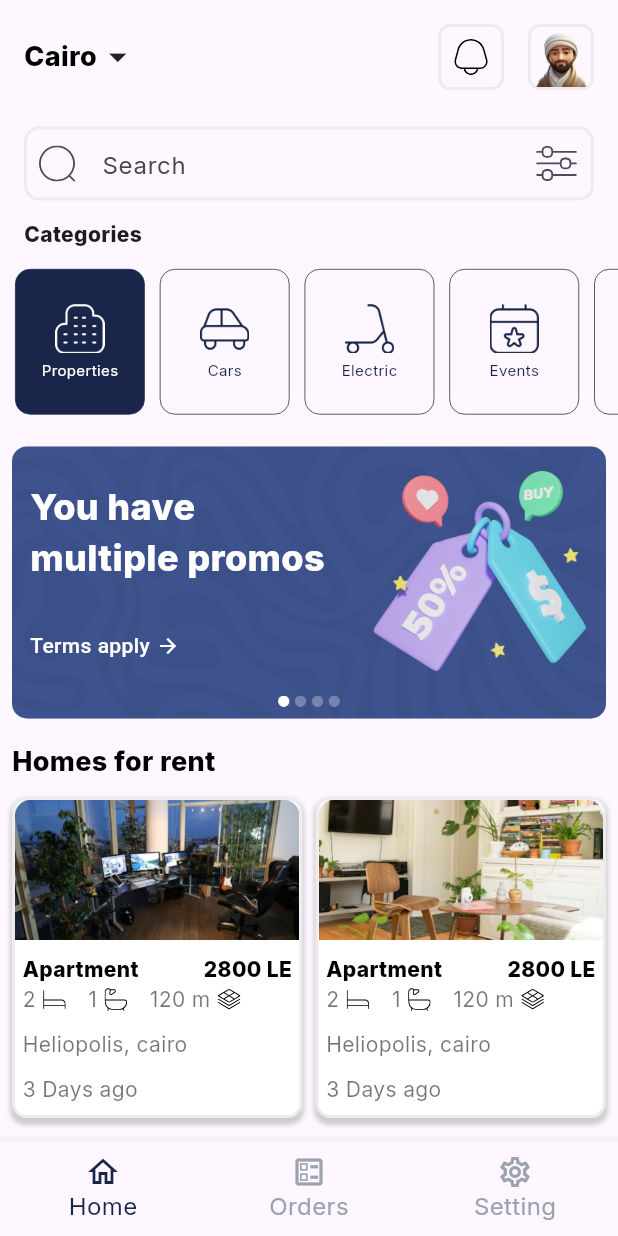
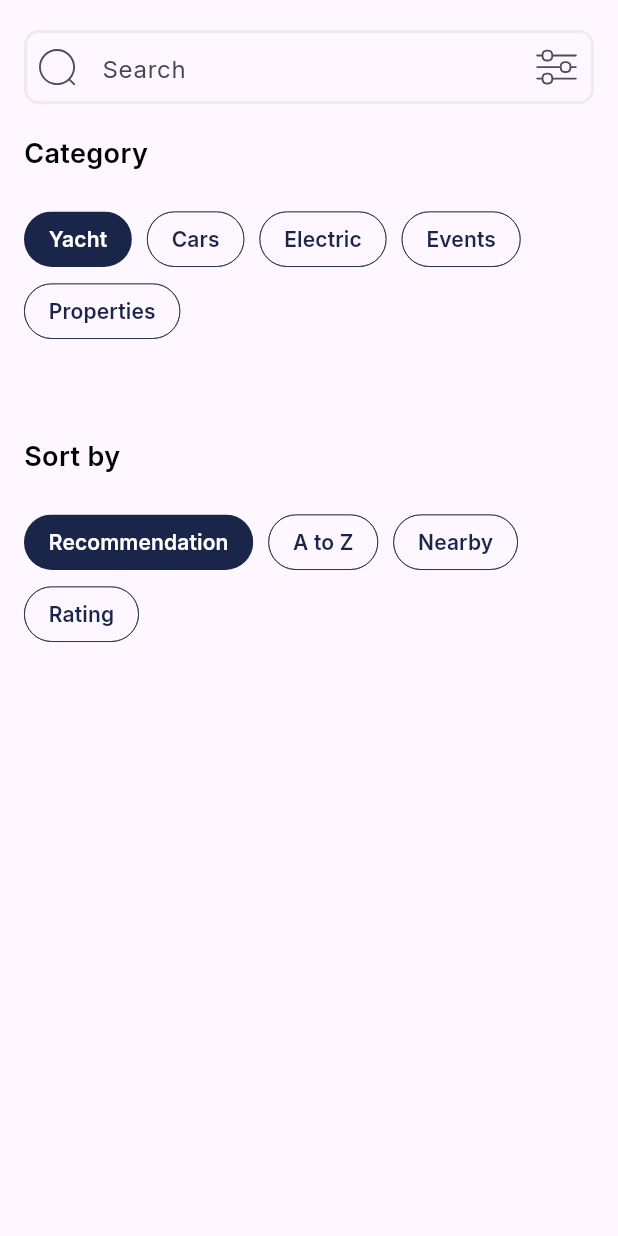
Before and after one commit to isaacmalak/crispy-booking, a Flutter app: the screen it shows after launch, on a phone screen of 412 x 824 dp. Run offline on Flutter 3.47's test engine with Material 3 defaults, Android fonts, the phone set to English and light mode, and no system bars; our stand-ins replace flutter_otp_text_field, flutter_svg, font_awesome_flutter, google_fonts.

Commit message:
Refactor components and add search functionality

```diff
--- /dev/null
+++ b/lib/components/chipChoise.dart
@@ -0,0 +1,52 @@
+import 'package:flutter/material.dart';
+
+class ChipchoiseWidget extends StatelessWidget {
+  final List categories;
+  final int selectedCategoryIndex;
+  final Function(int) onCategorySelected;
+
+  const ChipchoiseWidget({
+    super.key,
+    required this.categories,
+    required this.selectedCategoryIndex,
+    required this.onCategorySelected,
+  });
+
+  @override
+  Widget build(BuildContext context) {
+    return Wrap(
+      spacing: 10,
+      children: List<Widget>.generate(
+        categories.length,
+        (int index) {
+          return ChoiceChip(
+            showCheckmark: false, // Removes the checkmark
+            label: Text(categories[index]),
+            selected:
+                selectedCategoryIndex == index, // Check if the chip is selected
+            onSelected: (bool selected) {
+              onCategorySelected(index);
+            },
+            selectedColor: const Color(0xFF1A2649), // Color when selected
+            labelStyle: TextStyle(
+              fontWeight: FontWeight.w600,
+              color: selectedCategoryIndex == index
+                  ? Colors.white
+                  : const Color(0xFF1A2649), // Color of text
+            ),
+            shape: RoundedRectangleBorder(
+              borderRadius: BorderRadius.circular(20), // Rounded edges
+              side: BorderSide(
+                width: 0.5, // Border width
+                color: selectedCategoryIndex == index
+                    ? Colors.transparent
+                    : const Color(0xFF1A2649), // Border color when unselected
+              ),
+            ),
+            padding: const EdgeInsets.all(8.0), // Chip padding
+          );
+        },
+      ),
+    );
+  }
+}
--- /dev/null
+++ b/lib/components/searchbar.dart
@@ -0,0 +1,50 @@
+import 'package:crispy_booking/constants/assets.dart';
+import 'package:flutter/material.dart';
+import 'package:flutter_svg/svg.dart';
+
+class Searchbar extends StatelessWidget {
+  const Searchbar({super.key});
+
+  @override
+  Widget build(BuildContext context) {
+    final h = MediaQuery.of(context).size.height;
+    return Container(
+      height: h * 0.06,
+      decoration: BoxDecoration(
+        // color: const Color(0xffECECED),
+        borderRadius: BorderRadius.circular(10),
+        border: Border.all(
+          color: const Color(0xffECECED),
+          width: 2.0,
+        ),
+      ),
+      child: Row(
+        children: [
+          Padding(
+            padding: const EdgeInsets.all(8.0),
+            child: SvgPicture.asset(
+              Assets.searchIcon,
+              width: 24,
+            ),
+          ),
+          const SizedBox(width: 10),
+          const Expanded(
+            child: TextField(
+              decoration: InputDecoration(
+                border: InputBorder.none,
+                hintText: 'Search',
+              ),
+            ),
+          ),
+          Padding(
+            padding: const EdgeInsets.all(8.0),
+            child: SvgPicture.asset(
+              Assets.slider,
+              width: 30,
+            ),
+          ),
+        ],
+      ),
+    );
+  }
+}
--- a/lib/detailsScreens/view/ship_details.dart
+++ b/lib/detailsScreens/view/ship_details.dart
@@ -2,9 +2,9 @@ import 'package:crispy_booking/constants/assets.dart';
 import 'package:flutter/material.dart';
 import 'package:flutter_svg/flutter_svg.dart';
 
-import '../../widgets/back_arrow.dart';
-import '../../widgets/heart_icon.dart';
-import '../../widgets/share_icon.dart';
+import '../../components/back_arrow.dart';
+import '../../components/heart_icon.dart';
+import '../../components/share_icon.dart';
 
 class ShipDetails extends StatelessWidget {
   const ShipDetails({super.key});
--- a/lib/homeSceen/view/homeSceen.dart
+++ b/lib/homeSceen/view/homeSceen.dart
@@ -1,3 +1,4 @@
+import 'package:crispy_booking/components/searchbar.dart';
 import 'package:crispy_booking/constants/assets.dart';
 import 'package:crispy_booking/homeSceen/widgets/homeScreenWidgets.dart';
 import 'package:flutter/material.dart';
@@ -53,46 +54,9 @@ class Homesceen extends StatelessWidget {
                 ),
               ),
               SizedBox(height: h * 0.01),
-              Padding(
-                padding: const EdgeInsets.symmetric(horizontal: 16),
-                child: Container(
-                  height: h * 0.06,
-                  decoration: BoxDecoration(
-                    // color: const Color(0xffECECED),
-                    borderRadius: BorderRadius.circular(10),
-                    border: Border.all(
-                      color: const Color(0xffECECED),
-                      width: 2.0,
-                    ),
-                  ),
-                  child: Row(
-                    children: [
-                      Padding(
-                        padding: const EdgeInsets.all(8.0),
-                        child: SvgPicture.asset(
-                          Assets.searchIcon,
-                          width: 24,
-                        ),
-                      ),
-                      const SizedBox(width: 10),
-                      const Expanded(
-                        child: TextField(
-                          decoration: InputDecoration(
-                            border: InputBorder.none,
-                            hintText: 'Search',
-                          ),
-                        ),
-                      ),
-                      Padding(
-                        padding: const EdgeInsets.all(8.0),
-                        child: SvgPicture.asset(
-                          Assets.slider,
-                          width: 30,
-                        ),
-                      ),
-                    ],
-                  ),
-                ),
+              const Padding(
+                padding: EdgeInsets.symmetric(horizontal: 16, vertical: 20),
+                child: Searchbar(),
               ),
               SizedBox(height: h * 0.015),
               const Padding(
--- a/lib/main.dart
+++ b/lib/main.dart
@@ -1,5 +1,6 @@
 
 import 'package:crispy_booking/homeSceen/view/homeSceen.dart';
+import 'package:crispy_booking/searchScreen/View/searchScreen.dart';
 import 'package:flutter/material.dart';
 import 'package:google_fonts/google_fonts.dart';
 
@@ -25,7 +26,7 @@ class MyApp extends StatelessWidget {
         textTheme: const TextTheme(),
         useMaterial3: true,
       ),
-      home: const Homesceen(),
+      home: const SearchScreen  (),
     );
   }
 }
--- /dev/null
+++ b/lib/searchScreen/View/searchScreen.dart
@@ -0,0 +1,82 @@
+import 'package:crispy_booking/components/chipChoise.dart';
+import 'package:crispy_booking/components/searchbar.dart';
+import 'package:flutter/material.dart';
+
+class SearchScreen extends StatefulWidget {
+  const SearchScreen({super.key});
+
+  @override
+  State<SearchScreen> createState() => _SearchScreenState();
+}
+
+class _SearchScreenState extends State<SearchScreen> {
+  int selectedSort = 0; // Tracks the selected chip index
+  int selectedCategory = 0; // Tracks the selected chip index
+
+  @override
+  Widget build(BuildContext context) {
+    final List categories = [
+      'Yacht',
+      'Cars',
+      'Electric',
+      'Events',
+      'Properties'
+    ];
+    final List sortedBy = [
+      'Recommendation',
+      'A to Z',
+      'Nearby',
+      'Rating',
+    ];
+
+    return Scaffold(
+      body: SafeArea(
+        child: Padding(
+          padding: const EdgeInsets.symmetric(horizontal: 16),
+          child: Column(
+            crossAxisAlignment: CrossAxisAlignment.start,
+            children: [
+              const SizedBox(height: 20),
+              const Searchbar(),
+              const SizedBox(height: 20),
+              const Text('Category',
+                  style: TextStyle(
+                    fontSize: 18,
+                    fontWeight: FontWeight.w600,
+                    color: Colors.black,
+                  )),
+              const SizedBox(height: 20),
+              ChipchoiseWidget(
+                categories: categories,
+                selectedCategoryIndex: selectedCategory,
+                onCategorySelected: (int index) {
+                  setState(() {
+                    selectedCategory = index;
+                  });
+                },
+              ),
+              const SizedBox(height: 60),
+              const Text('Sort by',
+                  style: TextStyle(
+                    fontSize: 18,
+                    fontWeight: FontWeight.w600,
+                    color: Colors.black,
+                  )),
+              const SizedBox(height: 20),
+              ChipchoiseWidget(
+                categories: sortedBy,
+                selectedCategoryIndex: selectedSort,
+                onCategorySelected: (int index) {
+                  setState(() {
+                    selectedSort = index;
+                  });
+                },
+              ),
+              const SizedBox(height: 60),
+            ],
+          ),
+        ),
+      ),
+    );
+  }
+}
```
Also changed, not shown: lib/components/back_arrow.dart (renamed from lib/widgets/back_arrow.dart), lib/components/heart_icon.dart (renamed from lib/widgets/heart_icon.dart), lib/components/share_icon.dart (renamed from lib/widgets/share_icon.dart).
